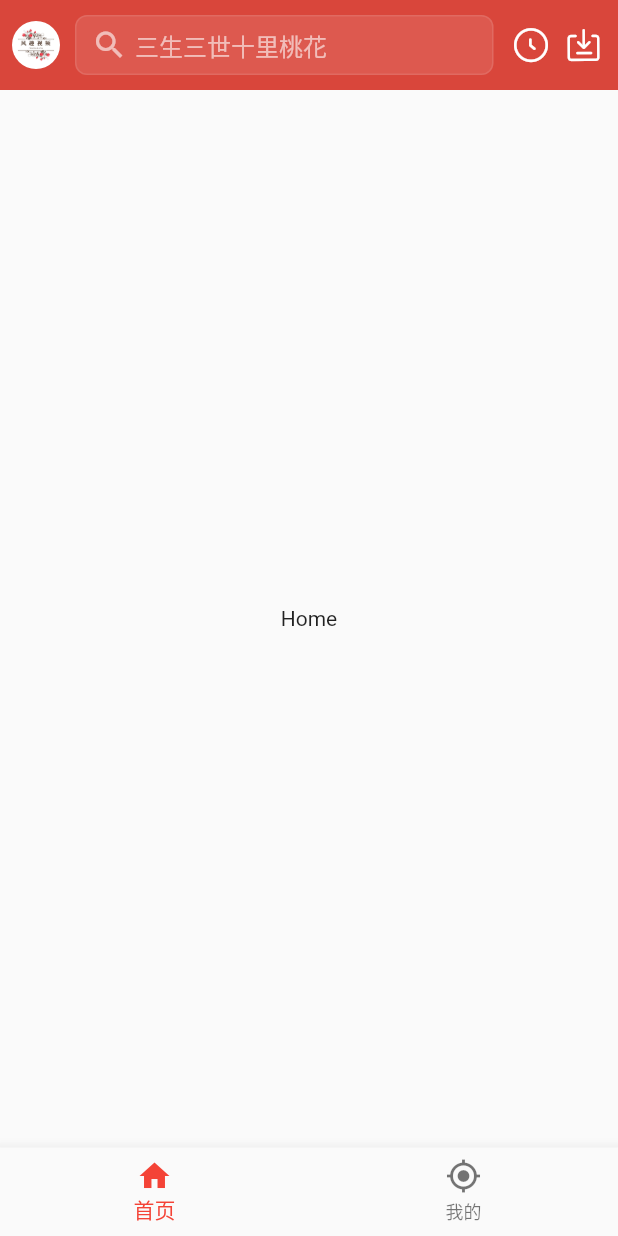
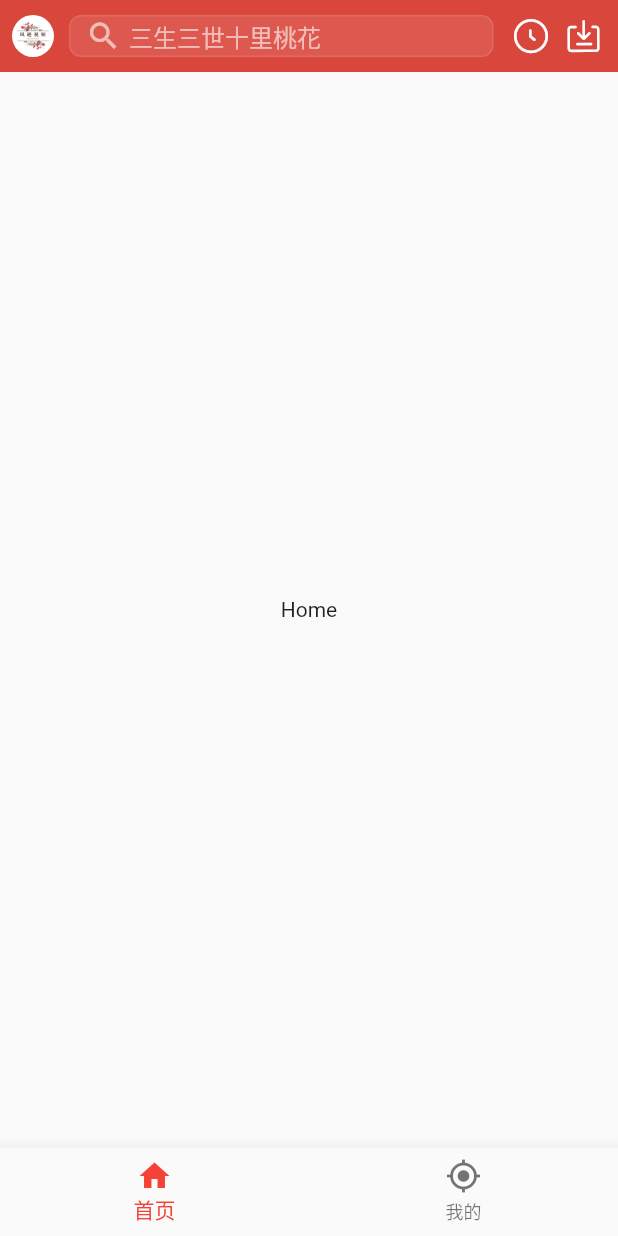
Before and after one commit to liuxinwu/Funny, a Flutter app: the screen it shows after launch, on a phone screen of 412 x 824 dp. Run offline on Flutter 3.47's test engine with Material 2 defaults, Android fonts, the phone set to English and light mode, and no system bars; our stand-ins replace dio, fluttertoast.

Commit message:
feat: 优化首页 head 布局

```diff
--- a/lib/pages/home/components/head.dart
+++ b/lib/pages/home/components/head.dart
@@ -5,22 +5,23 @@ class Head extends StatelessWidget {
   @override
   Widget build(BuildContext context) {
     return Container(
-            height: 60,
+            height: 48,
             color: Color.fromARGB(255, 217, 70, 59),
             child: Padding(
-              padding: EdgeInsets.only(left: 8, right: 8, top: 10, bottom: 10),
+              padding: EdgeInsets.only(left: 8, right: 8, top: 0, bottom: 0),
               child: Row(
+                mainAxisAlignment: MainAxisAlignment.center,
                 children: [
+                  ClipRRect(
+                    borderRadius: BorderRadius.circular(28),
+                    child: Image.asset("lib/images/logo.png", width: 28,),
+                  ),
+                  new Expanded(
+                    child:
                     Padding(
-                      padding: EdgeInsets.fromLTRB(0, 0, 10, 0),
-                      // https://blog.csdn.net/jking54/article/details/97822285 图片圆角的实现方案
-                      child: ClipRRect(
-                        borderRadius: BorderRadius.circular(20),
-                        child: Image.asset("lib/images/logo.png", width: 32,),
-                      )),
-                  new Expanded(
+                        padding: EdgeInsets.fromLTRB(10, 10, 10, 10),
                         child: Container(
-                      height: 100,
+                          height: 40,
                           child: Row(children: [
                             Padding(child: Icon(Icons.search, color: Colors.white60), padding: EdgeInsets.only(left: 10, right: 5),),
                             Text('三生三世十里桃花', style: TextStyle(color: Colors.white60, fontSize: 16),)
@@ -32,10 +33,11 @@ class Head extends StatelessWidget {
                               const Radius.circular(8.0),
                             ),
                           ),
-                    ),
+                        ))
+                    ,
                   ),
                   Padding(
-                      padding: EdgeInsets.fromLTRB(10, 0, 5, 0),
+                      padding: EdgeInsets.fromLTRB(0, 0, 5, 0),
                       child: Icon(FIcons.recording, size: 30)),
                   Icon(FIcons.download, size: 30,)
                 ],
```
Also changed, not shown: pubspec.lock. Lines whose indentation alone changed are shown as unchanged.
